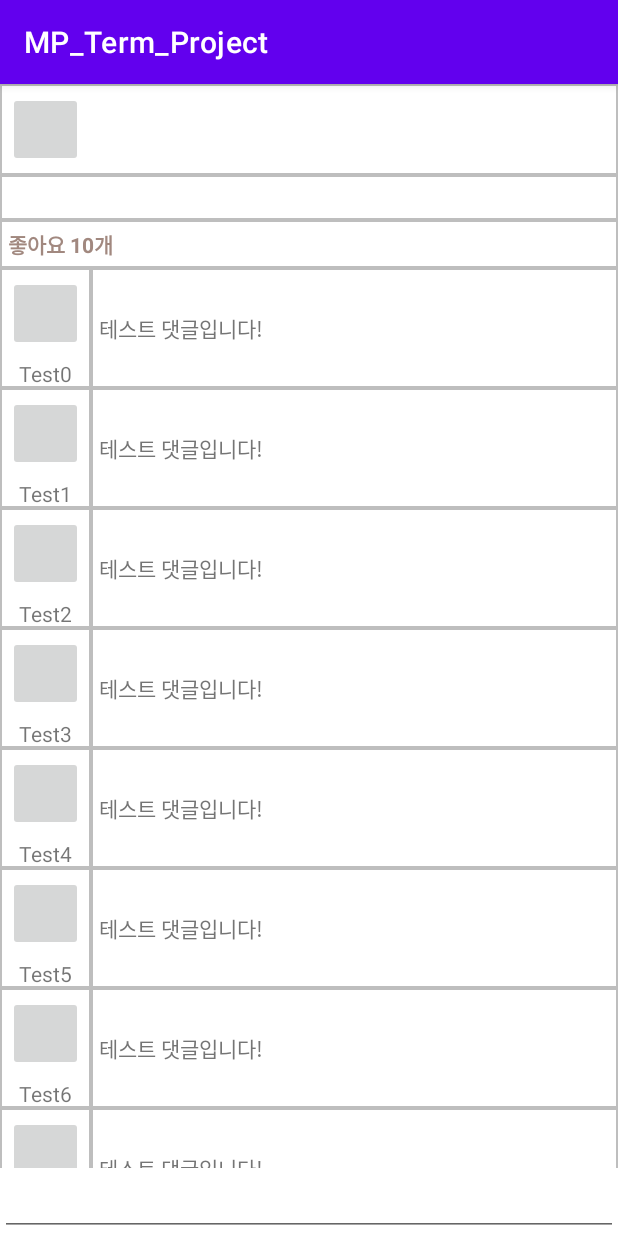
After one commit to tjdtn0219/MobilePrograming_Project, an Android app: the ContentDetailActivity screen opened directly, with no data from a screen before it, on a phone screen of 412 x 824 dp. The commit adds this screen. Run offline under Robolectric (Android 15) with nearby library versions, the phone set to English and light mode, and no system bars.

Commit message:
게시글 상세 UI 제작

```diff
--- a/app/src/main/AndroidManifest.xml
+++ b/app/src/main/AndroidManifest.xml
@@ -29,6 +29,7 @@
         <activity android:name=".ProfileActivity" />
         <activity android:name=".SearchActivity" />
         <activity android:name=".UploadActivity" />
+        <activity android:name=".ContentDetailActivity" />
 
     </application>
 
--- /dev/null
+++ b/app/src/main/java/com/battery/mp_term_project/ContentDetailActivity.java
@@ -0,0 +1,36 @@
+package com.battery.mp_term_project;
+
+import android.content.Intent;
+import android.os.Bundle;
+
+import androidx.appcompat.app.AppCompatActivity;
+import androidx.recyclerview.widget.RecyclerView;
+
+public class ContentDetailActivity extends AppCompatActivity {
+
+    ContentDetailAdapter contentDetailAdapter;
+    @Override
+    protected void onCreate(Bundle savedInstanceState) {
+        super.onCreate(savedInstanceState);
+        setContentView(R.layout.activity_contentdetail);
+
+        RecyclerView contentDetailRecyclerView = findViewById(R.id.contentDetailRecyclerView);
+        contentDetailAdapter = new ContentDetailAdapter(this);
+        contentDetailRecyclerView.setAdapter(contentDetailAdapter);
+
+        loadContentData();
+    }
+
+    private void loadContentData()
+    {
+        Intent intent = getIntent();
+        String userName = intent.getStringExtra("userName");
+        String userText = intent.getStringExtra("userText");
+        contentDetailAdapter.addData(new ContentDetailAdapter.ContentDetailData(userName, userText));
+
+        for (int i = 0; i < 50; i++)
+        {
+            contentDetailAdapter.addData(new ContentDetailAdapter.ContentDetailData("Test" + i, "테스트 댓글입니다!"));
+        }
+    }
+}
--- /dev/null
+++ b/app/src/main/java/com/battery/mp_term_project/ContentDetailAdapter.java
@@ -0,0 +1,162 @@
+package com.battery.mp_term_project;
+
+import android.content.Context;
+import android.net.Uri;
+import android.view.LayoutInflater;
+import android.view.View;
+import android.view.ViewGroup;
+import android.widget.ImageButton;
+import android.widget.ImageView;
+import android.widget.ScrollView;
+import android.widget.TextView;
+
+import androidx.annotation.NonNull;
+import androidx.recyclerview.widget.RecyclerView;
+
+import java.util.ArrayList;
+
+public class ContentDetailAdapter extends RecyclerView.Adapter<RecyclerView.ViewHolder>
+{
+    private final LayoutInflater inflater;
+    private final ArrayList<ContentDetailData> dataArrayList = new ArrayList<>();
+
+    public static class ContentDetailData
+    {
+        String userName;
+        String content;
+        ArrayList<Uri> imageUris;
+
+        ContentDetailData(String userName, String content)
+        {
+            this.userName = userName;
+            this.content = content;
+            imageUris = new ArrayList<>();
+        }
+    }
+
+    public enum ItemViewType
+    {
+        Content(0),
+        Comment(1);
+
+        private final int value;
+        private ItemViewType(int value)
+        {
+            this.value = value;
+        }
+
+        public int getValue()
+        {
+            return value;
+        }
+    }
+
+    @Override
+    public int getItemViewType(int position)
+    {
+        return Math.min(position, ItemViewType.Comment.getValue());
+    }
+
+    ContentDetailAdapter(Context context)
+    {
+        inflater = LayoutInflater.from(context);
+    }
+
+    @NonNull
+    @Override
+    public RecyclerView.ViewHolder onCreateViewHolder(@NonNull ViewGroup parent, int viewType) {
+        switch (ItemViewType.values()[viewType])
+        {
+            case Content:
+                return new ContentViewHolder(inflater.inflate(R.layout.contentdetail_content, parent, false));
+            case Comment:
+                return new CommentViewHolder(inflater.inflate(R.layout.contentdetail_comment, parent, false));
+            default:
+                return new NullViewHolder(inflater.inflate(R.layout.contentdetail_comment, parent, false));
+        }
+    }
+
+    @Override
+    public void onBindViewHolder(@NonNull RecyclerView.ViewHolder holder, int position)
+    {
+        switch (ItemViewType.values()[holder.getItemViewType()])
+        {
+            case Content:
+                ContentViewHolder contentViewHolder = (ContentViewHolder)holder;
+                contentViewHolder.setData(dataArrayList.get(position));
+                break;
+            case Comment:
+                CommentViewHolder commentViewHolder = (CommentViewHolder)holder;
+                commentViewHolder.setData(dataArrayList.get(position));
+                break;
+        }
+    }
+
+    @Override
+    public int getItemCount() {
+        return dataArrayList.size();
+    }
+
+    public void addData(ContentDetailData data)
+    {
+        dataArrayList.add(data);
+        notifyItemInserted(dataArrayList.size() - 1);
+    }
+
+    class ContentViewHolder extends RecyclerView.ViewHolder
+    {
+        TextView userNameText;
+        ImageButton userProfileImageButton;
+        ScrollView imageScrollView;
+        TextView contentText;
+
+        public ContentViewHolder(@NonNull View itemView) {
+            super(itemView);
+            userNameText = itemView.findViewById(R.id.contentUserNameText);
+            userProfileImageButton = itemView.findViewById(R.id.userProfileImageButton);
+            imageScrollView = itemView.findViewById(R.id.imageScrollView);
+            contentText = itemView.findViewById(R.id.contentText);
+        }
+
+        public void setData(ContentDetailData data)
+        {
+            userNameText.setText(data.userName);
+            for (Uri imageUri : data.imageUris)
+            {
+                ImageView imageView = new ImageView(itemView.getContext());
+                imageView.setImageURI(imageUri);
+                imageScrollView.addView(imageView);
+            }
+            contentText.setText(data.content);
+        }
+    }
+
+    class CommentViewHolder extends RecyclerView.ViewHolder
+    {
+        TextView userNameText;
+        ImageButton userProfileImageButton;
+        TextView contentText;
+
+        public CommentViewHolder(@NonNull View itemView)
+        {
+            super(itemView);
+            userNameText = itemView.findViewById(R.id.commentUserNameText);
+            userProfileImageButton = itemView.findViewById(R.id.commentUserProfileImageButton);
+            contentText = itemView.findViewById(R.id.commentContentText);
+        }
+
+        public void setData(ContentDetailData data)
+        {
+            userNameText.setText(data.userName);
+            //#todo : 댓글에도 이미지 추가가 필요하다면...
+            contentText.setText(data.content);
+        }
+    }
+
+    class NullViewHolder extends RecyclerView.ViewHolder
+    {
+        public NullViewHolder(@NonNull View itemView) {
+            super(itemView);
+        }
+    }
+}
--- a/app/src/main/java/com/battery/mp_term_project/ContentRecyclerViewAdapter.java
+++ b/app/src/main/java/com/battery/mp_term_project/ContentRecyclerViewAdapter.java
@@ -1,9 +1,11 @@
 package com.battery.mp_term_project;
 
 import android.content.Context;
+import android.content.Intent;
 import android.view.LayoutInflater;
 import android.view.View;
 import android.view.ViewGroup;
+import android.widget.Button;
 import android.widget.ImageView;
 import android.widget.TextView;
 
@@ -37,13 +39,29 @@ public class ContentRecyclerViewAdapter extends RecyclerView.Adapter<ContentRecy
     @Override
     public void onBindViewHolder(@NonNull ViewHolder holder, int position) {
         ContentRecyclerViewItem item = mItemList.get(position);
-       /*// holder.user_img.setImageResource(item.getUser_img());
+        /*
+        holder.user_img.setImageResource(item.getUser_img());
         holder.user_name.setText(item.getUser_name());
         holder.user_text.setText(item.getUser_text());
         holder.img1.setImageResource(item.getImg1());
         holder.img2.setImageResource(item.getImg2());
-        holder.img3.setImageResource(item.getImg3());*/
+        holder.img3.setImageResource(item.getImg3());
+        */
 
+        holder.user_text.setOnClickListener(view -> openContentDetail(view, position));
+        holder.img3.setOnClickListener(view -> openContentDetail(view, position));
+        holder.comment_button.setOnClickListener(view -> openContentDetail(view, position));
+    }
+
+    void openContentDetail(View view, int position)
+    {
+        Context context = view.getContext();
+        Intent intent = new Intent(context, ContentDetailActivity.class);
+        //#todo : 추후에는 database에서 데이터를 받아오게 하는 것으로 충분할듯
+        ContentRecyclerViewItem data = mItemList.get(position);
+        intent.putExtra("userName", data.getUser_name());
+        intent.putExtra("userText", data.getUser_text());
+        context.startActivity(intent);
     }
 
     // getItemCount : 전체 데이터의 개수를 리턴
@@ -60,17 +78,19 @@ public class ContentRecyclerViewAdapter extends RecyclerView.Adapter<ContentRecy
        ImageView img1;
        ImageView img2;
        ImageView img3;
+       Button comment_button;
 
         public ViewHolder(View itemView) {
             super(itemView);
 
             // 뷰 객체에 대한 참조
-            /*user_img = itemView.findViewById(R.id.user_img);
+            user_img = itemView.findViewById(R.id.user_img);
             user_name = itemView.findViewById(R.id.user_name);
             user_text = itemView.findViewById(R.id.user_text);
             img1 = itemView.findViewById(R.id.img1);
             img2 = itemView.findViewById(R.id.img2);
-            img3 = itemView.findViewById(R.id.img3);*/
+            img3 = itemView.findViewById(R.id.img3);
+            comment_button = itemView.findViewById(R.id.comment_button);
         }
     }
 }
--- a/app/src/main/java/com/battery/mp_term_project/MainActivity.java
+++ b/app/src/main/java/com/battery/mp_term_project/MainActivity.java
@@ -28,9 +28,6 @@ public class MainActivity extends AppCompatActivity {
     private LayoutInflater inflater;
 
     private CategoryAdapter categoryAdapter;
-
-
-
 
     @Override
     protected void onCreate(Bundle savedInstanceState) {
--- /dev/null
+++ b/app/src/main/res/layout/activity_contentdetail.xml
@@ -0,0 +1,31 @@
+<?xml version="1.0" encoding="utf-8"?>
+<androidx.constraintlayout.widget.ConstraintLayout xmlns:android="http://schemas.android.com/apk/res/android"
+    xmlns:app="http://schemas.android.com/apk/res-auto"
+    xmlns:tools="http://schemas.android.com/tools"
+    android:layout_width="match_parent"
+    android:layout_height="match_parent">
+
+    <androidx.recyclerview.widget.RecyclerView
+        android:id="@+id/contentDetailRecyclerView"
+        android:layout_width="0dp"
+        android:layout_height="0dp"
+        app:layoutManager="androidx.recyclerview.widget.LinearLayoutManager"
+        app:layout_constraintBottom_toTopOf="@+id/commentEditText"
+        app:layout_constraintEnd_toEndOf="parent"
+        app:layout_constraintHorizontal_bias="0.0"
+        app:layout_constraintStart_toStartOf="parent"
+        app:layout_constraintTop_toTopOf="parent" />
+
+    <EditText
+        android:id="@+id/commentEditText"
+        android:layout_width="0dp"
+        android:layout_height="wrap_content"
+        android:ems="10"
+        android:inputType="textPersonName"
+        android:textColor="#757575"
+        app:layout_constraintBottom_toBottomOf="parent"
+        app:layout_constraintEnd_toEndOf="parent"
+        app:layout_constraintHorizontal_bias="1.0"
+        app:layout_constraintStart_toStartOf="parent"
+        tools:ignore="SpeakableTextPresentCheck" />
+</androidx.constraintlayout.widget.ConstraintLayout>
--- /dev/null
+++ b/app/src/main/res/layout/contentdetail_comment.xml
@@ -0,0 +1,52 @@
+<?xml version="1.0" encoding="utf-8"?>
+<androidx.constraintlayout.widget.ConstraintLayout xmlns:android="http://schemas.android.com/apk/res/android"
+    xmlns:app="http://schemas.android.com/apk/res-auto"
+    xmlns:tools="http://schemas.android.com/tools"
+    android:layout_width="match_parent"
+    android:layout_height="wrap_content">
+
+    <LinearLayout
+        android:id="@+id/linearLayout4"
+        android:layout_width="wrap_content"
+        android:layout_height="match_parent"
+        android:background="@drawable/edge"
+        android:gravity="center_horizontal"
+        android:orientation="vertical"
+        app:layout_constraintBottom_toBottomOf="parent"
+        app:layout_constraintStart_toStartOf="parent"
+        app:layout_constraintTop_toTopOf="parent">
+
+        <ImageButton
+            android:id="@+id/commentUserProfileImageButton"
+            android:layout_width="50dp"
+            android:layout_height="50dp"
+            android:layout_gravity="center_horizontal"
+            android:layout_marginHorizontal="5dp"
+            android:layout_marginVertical="5dp"
+            app:srcCompat="@drawable/user_icon"
+            tools:ignore="SpeakableTextPresentCheck" />
+
+        <TextView
+            android:id="@+id/commentUserNameText"
+            android:layout_width="match_parent"
+            android:layout_height="wrap_content"
+            android:gravity="center_horizontal"
+            android:text="@string/contentDetail_comment_userNamePlaceHolder"
+            tools:ignore="TouchTargetSizeCheck" />
+
+    </LinearLayout>
+
+    <TextView
+        android:id="@+id/commentContentText"
+        android:layout_width="0dp"
+        android:layout_height="0dp"
+        android:background="@drawable/edge"
+        android:gravity="center_vertical"
+        android:paddingHorizontal="5dp"
+        android:text="@string/contentDetail_comment_contentTextPlaceHolder"
+        android:textColor="#757575"
+        app:layout_constraintBottom_toBottomOf="parent"
+        app:layout_constraintEnd_toEndOf="parent"
+        app:layout_constraintStart_toEndOf="@+id/linearLayout4"
+        app:layout_constraintTop_toTopOf="parent" />
+</androidx.constraintlayout.widget.ConstraintLayout>
--- /dev/null
+++ b/app/src/main/res/layout/contentdetail_content.xml
@@ -0,0 +1,80 @@
+<?xml version="1.0" encoding="utf-8"?>
+<androidx.constraintlayout.widget.ConstraintLayout xmlns:android="http://schemas.android.com/apk/res/android"
+    xmlns:app="http://schemas.android.com/apk/res-auto"
+    xmlns:tools="http://schemas.android.com/tools"
+    android:layout_width="match_parent"
+    android:layout_height="wrap_content">
+
+    <LinearLayout
+        android:id="@+id/profileLayout"
+        android:layout_width="match_parent"
+        android:layout_height="0dp"
+        android:background="@drawable/edge"
+        android:orientation="horizontal"
+        app:layout_constraintStart_toStartOf="parent"
+        app:layout_constraintTop_toTopOf="parent">
+
+        <ImageButton
+            android:id="@+id/userProfileImageButton"
+            android:layout_width="50dp"
+            android:layout_height="50dp"
+            android:layout_marginHorizontal="5dp"
+            android:layout_marginVertical="5dp"
+            app:srcCompat="@drawable/user_icon"
+            tools:ignore="SpeakableTextPresentCheck,ImageContrastCheck" />
+
+        <TextView
+            android:id="@+id/contentUserNameText"
+            android:layout_width="0dp"
+            android:layout_height="match_parent"
+            android:layout_weight="1"
+            android:gravity="center_vertical"
+            android:paddingHorizontal="5dp"
+            android:text="@string/contentDetail_content_userNamePlaceHolder"
+            android:textColor="#757575" />
+    </LinearLayout>
+
+    <ScrollView
+        android:id="@+id/imageScrollView"
+        android:layout_width="0dp"
+        android:layout_height="wrap_content"
+        android:background="@drawable/edge"
+        app:layout_constraintEnd_toEndOf="parent"
+        app:layout_constraintStart_toStartOf="parent"
+        app:layout_constraintTop_toBottomOf="@+id/profileLayout">
+
+        <LinearLayout
+            android:layout_width="match_parent"
+            android:layout_height="wrap_content"
+            android:orientation="horizontal" />
+    </ScrollView>
+
+    <TextView
+        android:id="@+id/contentText"
+        android:layout_width="0dp"
+        android:layout_height="wrap_content"
+        android:background="@drawable/edge"
+        android:paddingHorizontal="5dp"
+        android:paddingVertical="5dp"
+        android:text="@string/contentDetail_content_contentTextPlaceHolder"
+        app:layout_constraintEnd_toEndOf="parent"
+        app:layout_constraintHorizontal_bias="0.0"
+        app:layout_constraintStart_toStartOf="parent"
+        app:layout_constraintTop_toBottomOf="@+id/imageScrollView" />
+
+    <TextView
+        android:id="@+id/likeText"
+        android:layout_width="0dp"
+        android:layout_height="wrap_content"
+        android:background="@drawable/edge"
+        android:paddingHorizontal="5dp"
+        android:paddingVertical="5dp"
+        android:text="@string/contentDetail_content_likeTextPlaceHolder"
+        android:textColor="#A1887F"
+        android:textStyle="bold"
+        app:layout_constraintBottom_toBottomOf="parent"
+        app:layout_constraintEnd_toEndOf="parent"
+        app:layout_constraintStart_toStartOf="parent"
+        app:layout_constraintTop_toBottomOf="@+id/contentText" />
+
+</androidx.constraintlayout.widget.ConstraintLayout>
--- a/app/src/main/res/values/strings.xml
+++ b/app/src/main/res/values/strings.xml
@@ -19,4 +19,9 @@
     <string name="main_add_category_dialog_cancel">취소</string>
     <string name="main_add_category_dialog_title">카테고리 문자열을 입력해주세요.</string>
     <string name="main_add_category_dialog_editText_hint">카테고리</string>
+    <string name="contentDetail_content_userNamePlaceHolder">작성자</string>
+    <string name="contentDetail_content_contentTextPlaceHolder">작성글</string>
+    <string name="contentDetail_content_likeTextPlaceHolder">좋아요 10개</string>
+    <string name="contentDetail_comment_userNamePlaceHolder">댓글 작성자</string>
+    <string name="contentDetail_comment_contentTextPlaceHolder">작성댓글</string>
 </resources>
```
